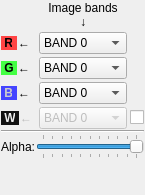
orfeotoolbox/OTB, file Modules/Visualization/MonteverdiGui/src/mvdColorSetupWidget.ui: the form before one commit.
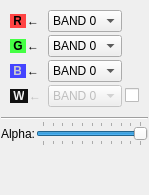
The form after the commit.

Commit message:
BUG: Fix stuck widget resizing
The fix consists of:
- Quicklook and Histogram widgets:
    * More flexible min/max sizes
- Color Setup Widget
    * Remove uninformative label to save vertical space
    * Change size policy to Minimum
    * Add 9px margin for look and feel

The edit to the form file:
```diff
--- a/Modules/Visualization/MonteverdiGui/src/mvdColorSetupWidget.ui
+++ b/Modules/Visualization/MonteverdiGui/src/mvdColorSetupWidget.ui
@@ -11,7 +11,7 @@
    </rect>
   </property>
   <property name="sizePolicy">
-   <sizepolicy hsizetype="Preferred" vsizetype="Maximum">
+   <sizepolicy hsizetype="Preferred" vsizetype="Minimum">
     <horstretch>0</horstretch>
     <verstretch>0</verstretch>
    </sizepolicy>
@@ -47,10 +47,13 @@
    </item>
    <item row="0" column="0">
     <layout class="QGridLayout" name="gridLayout">
+     <property name="margin">
+      <number>9</number>
+     </property>
      <property name="spacing">
       <number>3</number>
      </property>
-     <item row="4" column="0">
+     <item row="3" column="0">
       <layout class="QHBoxLayout" name="wHorizontalLayout">
        <property name="spacing">
         <number>1</number>
@@ -95,7 +98,7 @@
        </item>
       </layout>
      </item>
-     <item row="4" column="1">
+     <item row="3" column="1">
       <widget class="QComboBox" name="wComboBox">
        <property name="enabled">
         <bool>false</bool>
@@ -123,23 +126,7 @@
        </item>
       </widget>
      </item>
-     <item row="0" column="1">
-      <widget class="QLabel" name="fileComponentLabel">
-       <property name="sizePolicy">
-        <sizepolicy hsizetype="Expanding" vsizetype="Maximum">
-         <horstretch>0</horstretch>
-         <verstretch>0</verstretch>
-        </sizepolicy>
-       </property>
-       <property name="text">
-        <string>&lt;html&gt;&lt;head/&gt;&lt;body&gt;&lt;p align=&quot;center&quot;&gt;Image bands&lt;br/&gt;↓&lt;/p&gt;&lt;/body&gt;&lt;/html&gt;</string>
-       </property>
-       <property name="alignment">
-        <set>Qt::AlignCenter</set>
-       </property>
-      </widget>
-     </item>
-     <item row="1" column="0">
+     <item row="0" column="0">
       <layout class="QHBoxLayout" name="rHorizontalLayout">
        <property name="spacing">
         <number>1</number>
@@ -178,7 +165,7 @@
        </item>
       </layout>
      </item>
-     <item row="1" column="1">
+     <item row="0" column="1">
       <widget class="QComboBox" name="rComboBox">
        <property name="sizePolicy">
         <sizepolicy hsizetype="Expanding" vsizetype="Maximum">
@@ -203,7 +190,7 @@
        </item>
       </widget>
      </item>
-     <item row="2" column="0">
+     <item row="1" column="0">
       <layout class="QHBoxLayout" name="gHorizontalLayout">
        <property name="spacing">
         <number>1</number>
@@ -242,7 +229,7 @@
        </item>
       </layout>
      </item>
-     <item row="2" column="1">
+     <item row="1" column="1">
       <widget class="QComboBox" name="gComboBox">
        <property name="sizePolicy">
         <sizepolicy hsizetype="Expanding" vsizetype="Maximum">
@@ -267,7 +254,7 @@
        </item>
       </widget>
      </item>
-     <item row="3" column="0">
+     <item row="2" column="0">
       <layout class="QHBoxLayout" name="bHorizontalLayout">
        <property name="spacing">
         <number>1</number>
@@ -306,7 +293,7 @@
        </item>
       </layout>
      </item>
-     <item row="3" column="1">
+     <item row="2" column="1">
       <widget class="QComboBox" name="bComboBox">
        <property name="sizePolicy">
         <sizepolicy hsizetype="Expanding" vsizetype="Maximum">
@@ -331,7 +318,7 @@
        </item>
       </widget>
      </item>
-     <item row="4" column="2">
+     <item row="3" column="2">
       <widget class="QCheckBox" name="wCheckBox">
        <property name="toolTip">
         <string>Enable/disable gray-scale mode.</string>
```
The commit also changes 2 other files.
